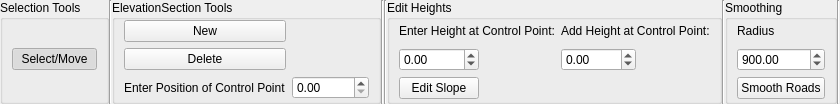
Old version of the form src/OpenCOVER/DrivingSim/oddlot/src/gui/tools/ElevationRibbon.ui in the repository hlrs-vis/covise.
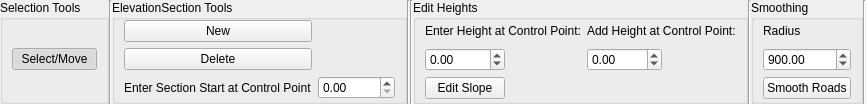
New version of the form.

Commit message: ODDLOT: Elevation Editor: select sections when editing slopes. EditorTools: activate last selected button if a parameter has been changed

Patch:
```diff
--- a/src/OpenCOVER/DrivingSim/oddlot/src/gui/tools/ElevationRibbon.ui
+++ b/src/OpenCOVER/DrivingSim/oddlot/src/gui/tools/ElevationRibbon.ui
@@ -120,7 +120,7 @@
       <item row="3" column="0">
        <widget class="QLabel" name="label_4">
         <property name="text">
-         <string>Enter Position of Control Point</string>
+         <string>Enter Section Start at Control Point</string>
         </property>
        </widget>
       </item>
```
The commit also changes 7 other files.
